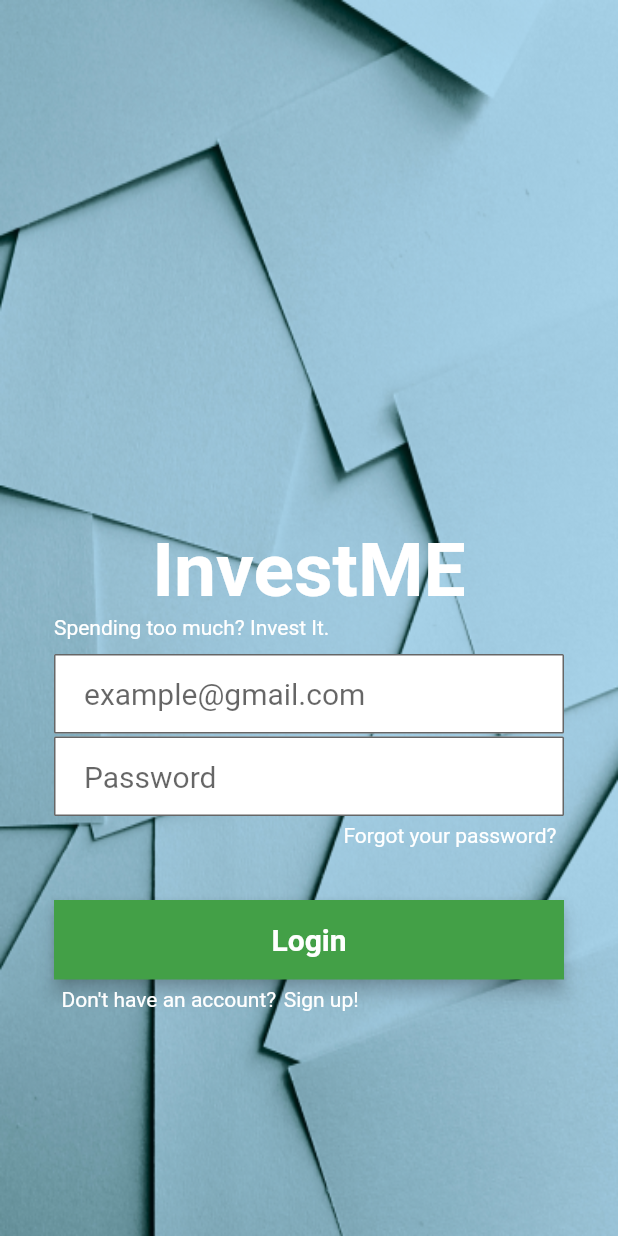
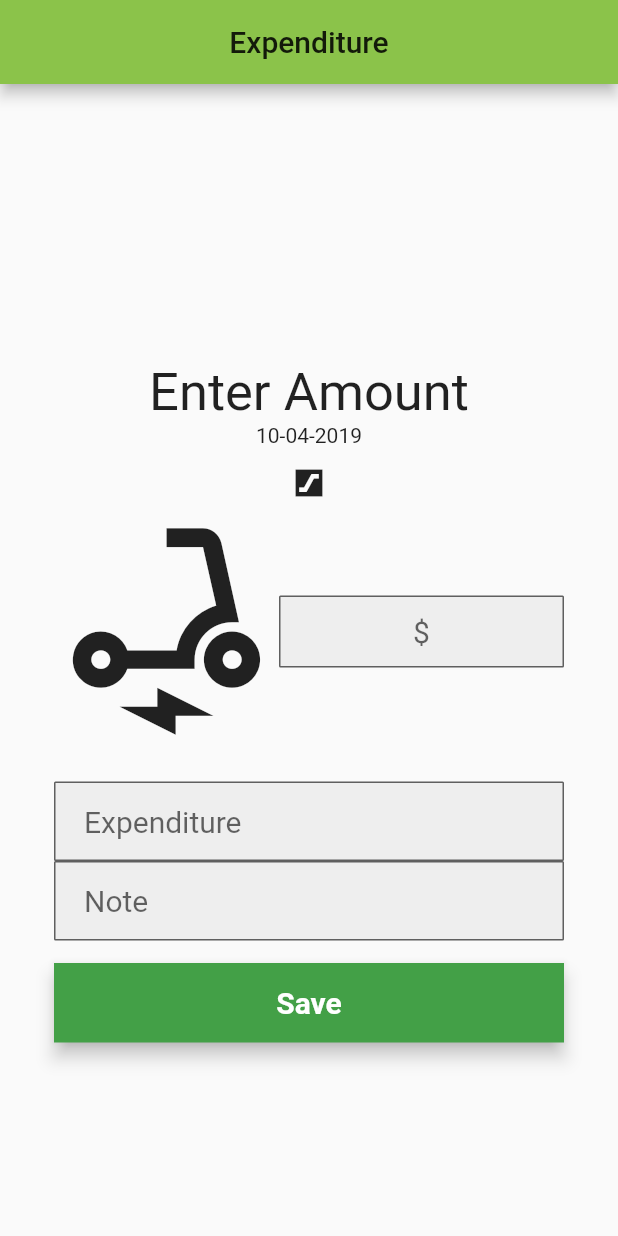
Before and after one commit to Fitzger5323/InvestME, a Flutter app: the screen it shows after launch, on a phone screen of 412 x 824 dp. Run offline on Flutter 3.47's test engine with Material 2 defaults, Android fonts, the phone set to English and light mode, and no system bars; Roboto replaces fonts that are missing (Montserrat).

Commit message:
Expenditure
This is the New Entry page.  The page has three different input fields. The "$" field is a number only page that is inteded to take the user's data. The "Expenditure" takes the name of the purchase. The "Note" field will take any additional information the user wants to input. The calendar will always start on the current date. It will be updated by clicking on the icon. Save will save this expenditure.

The validation and save methods have not been developed.

```diff
--- a/lib/main.dart
+++ b/lib/main.dart
@@ -1,5 +1,7 @@
 import 'package:flutter/material.dart';
 import 'package:flutter_app/screens/login.dart';
+import 'package:flutter_app/screens/newEntry.dart';
+
 
 void main() => runApp(InvestMe());
 
@@ -13,7 +15,7 @@ class InvestMe extends StatelessWidget {
         // Green to match the investMe Color Scheme
         primarySwatch: Colors.lightGreen,
       ),
-      home: MyHomePage(title: 'Login'),
+      home: NewEntryPage(title: 'Login'),
     );
   }
 }
--- /dev/null
+++ b/lib/screens/newEntry.dart
@@ -0,0 +1,191 @@
+import 'package:flutter/material.dart';
+import 'package:flutter/widgets.dart';
+import 'package:flutter_app/widgets/reusableWidgets.dart';
+import 'package:intl/intl.dart';
+
+class NewEntryPage extends StatefulWidget {
+  NewEntryPage({Key key, this.title}) : super(key: key);
+  final String title;
+  @override
+  _NewEntryPageState createState() => _NewEntryPageState();
+}
+
+class _NewEntryPageState extends State<NewEntryPage> {
+  //Icons
+  static const IconData attach_money =
+      IconData(0xe227, fontFamily: 'MaterialIcons');
+  static const IconData calendar_today =
+      IconData(0xe935, fontFamily: 'MaterialIcons');
+
+  // Expenditure formKey
+  static final _formKey1 = GlobalKey<FormState>();
+  static final _formKey2 = GlobalKey<FormState>();
+  DateTime _dateTime;
+
+  String newDate;
+
+  @override
+  Widget build(BuildContext context) {
+    TextStyle style = TextStyle(fontFamily: 'Montserrat', fontSize: 20.0);
+    DateTime currentDate = DateTime.now();
+    String formattedDate = DateFormat('MM-dd-yyyy').format(currentDate);
+
+    // EXPENDITURE NAME
+    final expenditureName = TextFormField(
+      // only needed for passwords
+      obscureText: false,
+      // implement app style
+      style: TextStyle(fontFamily: 'Montserrat', fontSize: 20.0),
+      decoration: InputDecoration(
+        contentPadding: EdgeInsets.fromLTRB(20.0, 15.0, 20.0, 15.0),
+        // background color
+        fillColor: Colors.grey[200],
+        // fill with background color
+        filled: true,
+        hintText: "Expenditure",
+        border: OutlineInputBorder(borderRadius: BorderRadius.circular(1.0)),
+        // when border is clicked
+        focusedBorder: OutlineInputBorder(
+          borderSide: BorderSide(color: Colors.black, width: 1.0),
+        ),
+      ),
+    );
+
+    //EXPENDITURE NOTE
+    final expenditureNote = TextFormField(
+      // keyboardType: TextInputType.number,
+      obscureText: false,
+      // implement app style
+      style: TextStyle(fontFamily: 'Montserrat', fontSize: 20.0),
+      decoration: InputDecoration(
+        contentPadding: EdgeInsets.fromLTRB(20.0, 15.0, 20.0, 15.0),
+        // background color
+        fillColor: Colors.grey[200],
+        // fill with background color
+        filled: true,
+        hintText: "Note",
+        border: OutlineInputBorder(borderRadius: BorderRadius.circular(1.0)),
+        // when border is clicked
+        focusedBorder: OutlineInputBorder(
+          borderSide: BorderSide(color: Colors.black, width: 1.0),
+        ),
+      ),
+    );
+
+    final saveButton = Material(
+      // how dimensional the button is (high up it is)
+      elevation: 5.0,
+      // rounded button
+      borderRadius: BorderRadius.circular(0.0),
+      color: Color(0xFF43A047),
+      child: MaterialButton(
+        minWidth: MediaQuery.of(context).size.width,
+        padding: EdgeInsets.fromLTRB(20.0, 15.0, 20.0, 15.0),
+        // function to log the user into the account
+        onPressed: () {},
+        child: Text("Save",
+            textAlign: TextAlign.center,
+            style: style.copyWith(
+                color: Colors.white, fontWeight: FontWeight.bold)),
+      ),
+    );
+
+    return Scaffold(
+      appBar: AppBar(
+        title: Center(child: Text("Expenditure", textAlign: TextAlign.center)),
+      ),
+      body: SingleChildScrollView(
+        child: Center(
+          child: Container(
+            height: MediaQuery.of(context).size.height,
+            child: Padding(
+              padding: const EdgeInsets.all(36.0),
+              child: Column(
+                crossAxisAlignment: CrossAxisAlignment.center,
+                mainAxisAlignment: MainAxisAlignment.center,
+                children: <Widget>[
+                  Text(
+                    "Enter Amount",
+                    style: TextStyle(fontSize: 35.0),
+                  ),
+                  Text(_dateTime == null ? formattedDate : newDate),
+                  IconButton(
+                    icon: Icon(calendar_today),
+                    onPressed: () {
+                      showDatePicker(
+                              context: context,
+                              initialDate: DateTime.now(),
+                              firstDate: DateTime(2001),
+                              lastDate: DateTime(2222))
+                          .then((date) {
+                        setState(() {
+                          _dateTime = date;
+                          newDate =
+                              new DateFormat('MM-dd-yyyy').format(_dateTime);
+                        });
+                      });
+                    },
+                  ),
+                  Flexible(
+                    child: Container(
+                      child: Row(
+                        children: <Widget>[
+                          Icon(
+                            attach_money,
+                            size: 150.0,
+                          ),
+                          Flexible(
+                            child: Container(
+                              child: Form(
+                                key: _formKey2,
+                                child: TextFormField(
+                                  obscureText: false,
+                                  textAlign: TextAlign.center,
+                                  // implement app style
+                                  style: TextStyle(
+                                      fontFamily: 'Montserrat', fontSize: 20.0),
+                                  decoration: InputDecoration(
+                                    contentPadding: EdgeInsets.zero,
+                                    // background color
+                                    fillColor: Colors.grey[200],
+                                    // fill with background color
+                                    filled: true,
+                                    hintText: "\$",
+                                    border: OutlineInputBorder(
+                                        borderRadius:
+                                            BorderRadius.circular(1.0)),
+                                    // when border is clicked
+                                    focusedBorder: OutlineInputBorder(
+                                      borderSide: BorderSide(
+                                          color: Colors.black, width: 1.0),
+                                    ),
+                                  ),
+                                ),
+                              ),
+                            ),
+                          ),
+                        ],
+                      ),
+                    ),
+                  ),
+                  getSizedBox(25.0),
+                  Form(
+                    key: _formKey1,
+                    child: Column(
+                      children: <Widget>[
+                        expenditureName,
+                        expenditureNote,
+                        getSizedBox(15.0),
+                        saveButton,
+                      ],
+                    ),
+                  ),
+                ],
+              ),
+            ),
+          ),
+        ),
+      ),
+    );
+  }
+}
--- a/pubspec.yaml
+++ b/pubspec.yaml
@@ -24,6 +24,7 @@ dependencies:
   # Use with the CupertinoIcons class for iOS style icons.
   cupertino_icons: ^0.1.2
   english_words: ^3.1.0
+  intl: 0.16.0
 
 dev_dependencies:
   flutter_test:
```
Also changed, not shown: pubspec.lock.
